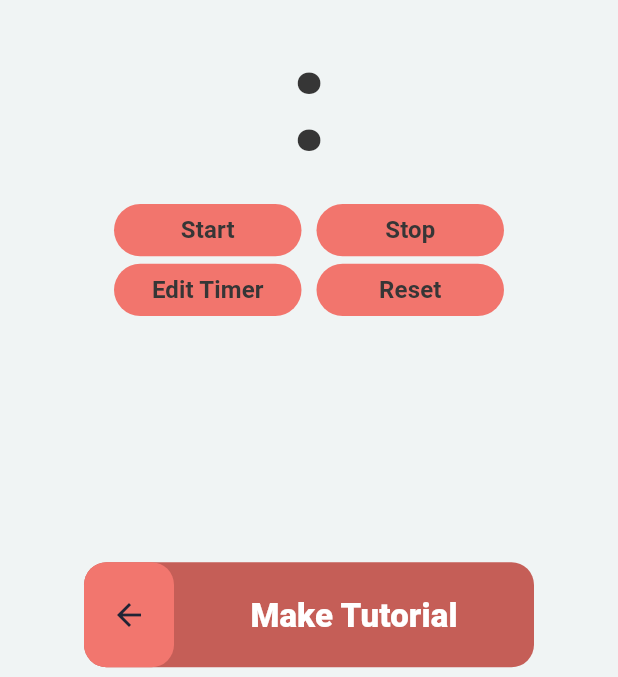
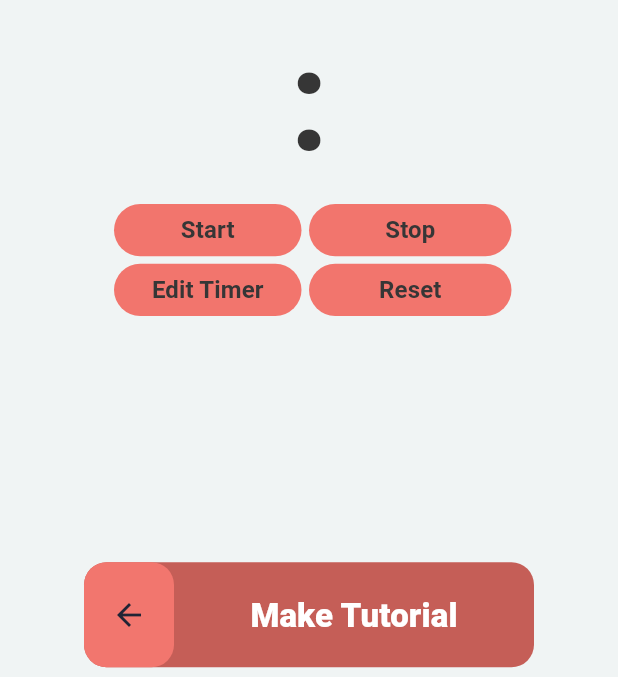
Before and after one commit to nigelhaim/PomoTasker, a Flutter app: the GetStarted2 screen opened directly, after a tap on "Get Started", on a phone screen of 412 x 824 dp, the part 114-791 px from its top. Run offline on Flutter 3.47's test engine with Material 3 defaults, Android fonts, the phone set to English and light mode, and no system bars; drawn by our look-alikes of flutter_slidable; our stand-ins replace google_fonts, hive_flutter, shared_preferences; missing offline and left inert: custom_timer; accounts and stored records are empty; Roboto replaces fonts that are missing (Ubuntu, UbuntuMono).

Commit message:
Fully working apk app

```diff
--- a/pomotasker/lib/pomodoroscreen.dart
+++ b/pomotasker/lib/pomodoroscreen.dart
@@ -799,17 +799,46 @@ Column BuildCustomTimer(CustomTimerController _controller) {
                         child: Padding(
                           padding:
                               EdgeInsets.symmetric(vertical: 0, horizontal: 5),
-                          child: createButton("Start", _controller),
+                          child: FilledButton(
+                            style: TextButton.styleFrom(
+                              backgroundColor:
+                                  Color.fromRGBO(242, 117, 109, 1.0),
+                              foregroundColor: Color.fromRGBO(54, 54, 54, 1.0),
+                            ),
+                            onPressed: () {
+                              _controller.start();
+                            },
+                            child: Text(
+                              "Start",
+                              style: GoogleFonts.ubuntu(
+                                fontWeight: FontWeight.bold,
+                                fontSize: 16,
+                                color: Color(0xFF363636),
+                              ),
+                            ),
+                          ),
                         ),
                       ),
 
                       //stop text button
                       Expanded(
                         // flex: 1,
-                        child: Padding(
-                          padding:
-                              EdgeInsets.symmetric(vertical: 0, horizontal: 5),
-                          child: createButton("Stop", _controller),
+                        child: FilledButton(
+                          style: TextButton.styleFrom(
+                            backgroundColor: Color.fromRGBO(242, 117, 109, 1.0),
+                            foregroundColor: Color.fromRGBO(54, 54, 54, 1.0),
+                          ),
+                          onPressed: () {
+                            _controller.finish();
+                          },
+                          child: Text(
+                            "Stop",
+                            style: GoogleFonts.ubuntu(
+                              fontWeight: FontWeight.bold,
+                              fontSize: 16,
+                              color: Color(0xFF363636),
+                            ),
+                          ),
                         ),
                       ),
                     ],
@@ -850,10 +879,22 @@ Column BuildCustomTimer(CustomTimerController _controller) {
                       //reset text button
                       Expanded(
                         // flex: 1,
-                        child: Padding(
-                          padding:
-                              EdgeInsets.symmetric(vertical: 0, horizontal: 5),
-                          child: createButton("Reset", _controller),
+                        child: FilledButton(
+                          style: TextButton.styleFrom(
+                            backgroundColor: Color.fromRGBO(242, 117, 109, 1.0),
+                            foregroundColor: Color.fromRGBO(54, 54, 54, 1.0),
+                          ),
+                          onPressed: () {
+                            _controller.reset();
+                          },
+                          child: Text(
+                            "Reset",
+                            style: GoogleFonts.ubuntu(
+                              fontWeight: FontWeight.bold,
+                              fontSize: 16,
+                              color: Color(0xFF363636),
+                            ),
+                          ),
                         ),
                       ),
                     ],
@@ -868,43 +909,43 @@ Column BuildCustomTimer(CustomTimerController _controller) {
   );
 }
 
-/**
- * This is creates the button for the timer you can edit here for the front-end
- */
+// /**
+//  * This is creates the button for the timer you can edit here for the front-end
+//  */
 
-Expanded createButton(String button, CustomTimerController _controller) {
-  return Expanded(
-    child: FilledButton(
-      style: TextButton.styleFrom(
-        backgroundColor: Color.fromRGBO(242, 117, 109, 1.0),
-        foregroundColor: Color.fromRGBO(54, 54, 54, 1.0),
-      ),
-      onPressed: () {
-        if (button == "Start") {
-          const Text("Pause");
-          _controller.start();
-        } else if (button == "Pause") {
-          _controller.pause();
-        } else if (button == "Reset") {
-          _controller.reset();
-          workTime = getWorkTime();
-          shortTime = getShortTime();
-          longTime = getLongTime();
-        } else if (button == "Stop") {
-          _controller.finish();
-          // print("Stop button pressed");
-        } else if (button == "Modify") {
-          timerButtons();
-        }
-      },
-      child: Text(
-        button,
-        style: GoogleFonts.ubuntu(
-          fontWeight: FontWeight.bold,
-          fontSize: 16,
-          color: Color(0xFF363636),
-        ),
-      ),
-    ),
-  );
-}
+// Expanded createButton(String button, CustomTimerController _controller) {
+//   return Expanded(
+//     child: FilledButton(
+//       style: TextButton.styleFrom(
+//         backgroundColor: Color.fromRGBO(242, 117, 109, 1.0),
+//         foregroundColor: Color.fromRGBO(54, 54, 54, 1.0),
+//       ),
+//       onPressed: () {
+//         if (button == "Start") {
+//           const Text("Pause");
+//           _controller.start();
+//         } else if (button == "Pause") {
+//           _controller.pause();
+//         } else if (button == "Reset") {
+//           _controller.reset();
+//           workTime = getWorkTime();
+//           shortTime = getShortTime();
+//           longTime = getLongTime();
+//         } else if (button == "Stop") {
+//           _controller.finish();
+//           // print("Stop button pressed");
+//         } else if (button == "Modify") {
+//           timerButtons();
+//         }
+//       },
+//       child: Text(
+//         button,
+//         style: GoogleFonts.ubuntu(
+//           fontWeight: FontWeight.bold,
+//           fontSize: 16,
+//           color: Color(0xFF363636),
+//         ),
+//       ),
+//     ),
+//   );
+// }
```
Also changed, not shown: pomotasker/pubspec.lock.
